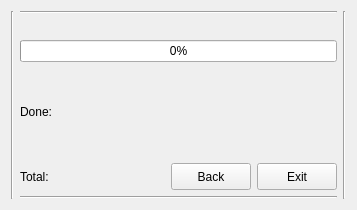
Before: the Qt Designer form ui/video_maker_ui.ui in eM7RON/ImageEvo, drawn with Qt 5.
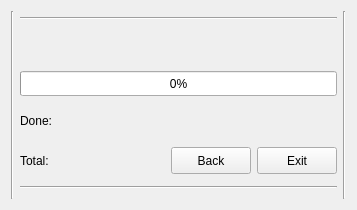
After: the same form once the commit is applied.

```diff
--- a/ui/video_maker_ui.ui
+++ b/ui/video_maker_ui.ui
@@ -63,13 +63,13 @@
            <property name="minimumSize">
             <size>
              <width>300</width>
-             <height>0</height>
+             <height>27</height>
             </size>
            </property>
            <property name="maximumSize">
             <size>
              <width>300</width>
-             <height>16777215</height>
+             <height>27</height>
             </size>
            </property>
            <property name="toolTip">
@@ -84,6 +84,18 @@
        </item>
        <item>
         <widget class="QProgressBar" name="progress_bar">
+         <property name="minimumSize">
+          <size>
+           <width>0</width>
+           <height>25</height>
+          </size>
+         </property>
+         <property name="maximumSize">
+          <size>
+           <width>16777215</width>
+           <height>25</height>
+          </size>
+         </property>
          <property name="value">
           <number>0</number>
          </property>
@@ -118,6 +130,18 @@
          </item>
          <item>
           <widget class="QLabel" name="done_value">
+           <property name="minimumSize">
+            <size>
+             <width>0</width>
+             <height>27</height>
+            </size>
+           </property>
+           <property name="maximumSize">
+            <size>
+             <width>16777215</width>
+             <height>27</height>
+            </size>
+           </property>
            <property name="text">
             <string/>
            </property>
@@ -154,6 +178,18 @@
          </item>
          <item>
           <widget class="QLabel" name="total_value">
+           <property name="minimumSize">
+            <size>
+             <width>0</width>
+             <height>27</height>
+            </size>
+           </property>
+           <property name="maximumSize">
+            <size>
+             <width>16777215</width>
+             <height>27</height>
+            </size>
+           </property>
            <property name="text">
             <string/>
            </property>
```
